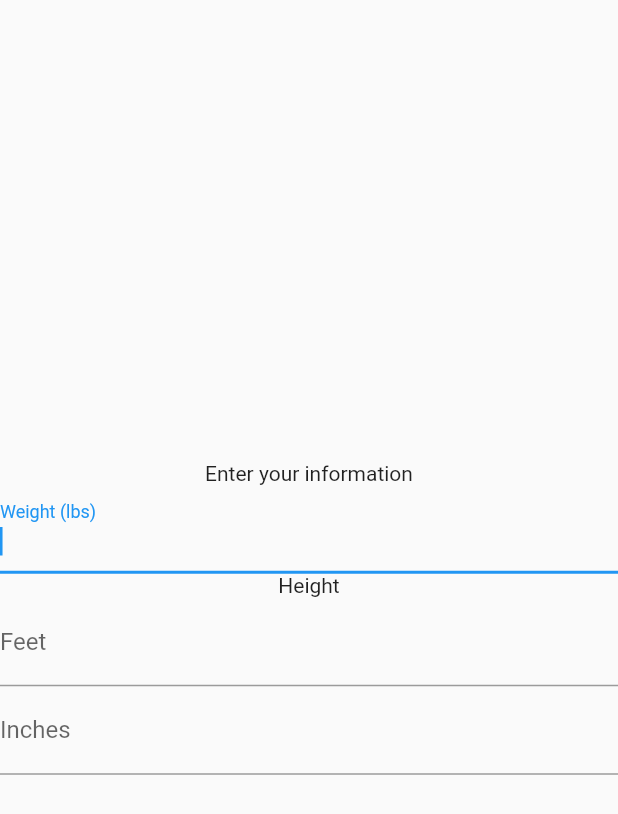
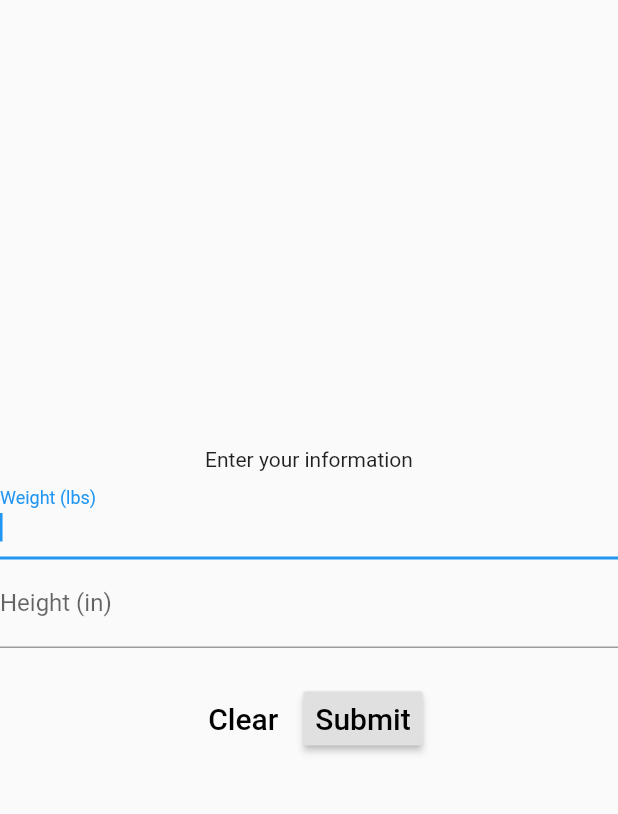
Before and after one commit to samderanova/NutraFlex, a Flutter app: the screen it shows after launch, after a tap on "Click here to start >", on a phone screen of 412 x 824 dp. Shown: the top 814 px of the screen. Run offline on Flutter 3.47's test engine with Material 2 defaults, Android fonts, the phone set to English and light mode, and no system bars.

Commit message:
adding buttons to form

```diff
--- a/lib/main.dart
+++ b/lib/main.dart
@@ -76,21 +76,40 @@ class Login extends StatelessWidget {
                     autocorrect: true,
                     autofocus: true,
                   ),
-                  Text('Height'),
                   TextFormField(
-                    decoration: InputDecoration(labelText: 'Feet'),
+                    decoration: InputDecoration(labelText: 'Height (in)'),
                     keyboardType: TextInputType.number,
                     inputFormatters: [
                       FilteringTextInputFormatter.deny(RegExp(r'[\D]')),
                     ],
                   ),
-                  TextFormField(
-                    decoration: InputDecoration(labelText: 'Inches'),
-                    keyboardType: TextInputType.number,
-                    inputFormatters: [
-                      FilteringTextInputFormatter.deny(RegExp(r'[\D]')),
+                  // Implement unit converter
+                  Row(
+                    children: [
+                      Container(
+                        child: ButtonBar(
+                          children: [
+                            FlatButton(
+                              child: Text(
+                                'Clear',
+                                style: TextStyle(fontSize: 20),
+                              ),
+                              onPressed: () {},
+                            ),
+                            RaisedButton(
+                              child: Text(
+                                'Submit',
+                                style: TextStyle(fontSize: 20),
+                              ),
+                              onPressed: () {},
+                            ),
+                          ],
+                        ),
+                        margin: EdgeInsets.all(15),
+                      ),
                     ],
-                  ),
+                    mainAxisAlignment: MainAxisAlignment.center,
+                  )
                 ],
               ),
             )
```
